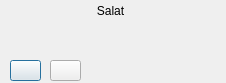
The window that Qsalat/ui/player.ui (sdizdarevic/qsalat) describes before a commit, drawn with Qt 5.
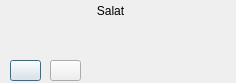
The same window after the commit.

```diff
--- a/Qsalat/ui/player.ui
+++ b/Qsalat/ui/player.ui
@@ -5,19 +5,19 @@
    <rect>
     <x>0</x>
     <y>0</y>
-    <width>226</width>
+    <width>236</width>
     <height>83</height>
    </rect>
   </property>
   <property name="minimumSize" >
    <size>
-    <width>226</width>
+    <width>236</width>
     <height>83</height>
    </size>
   </property>
   <property name="maximumSize" >
    <size>
-    <width>226</width>
+    <width>236</width>
     <height>83</height>
    </size>
   </property>
@@ -71,7 +71,7 @@
     <rect>
      <x>90</x>
      <y>50</y>
-     <width>61</width>
+     <width>41</width>
      <height>31</height>
     </rect>
    </property>
@@ -82,9 +82,9 @@
   <widget class="QFrame" name="volumeFrame" >
    <property name="geometry" >
     <rect>
-     <x>90</x>
+     <x>120</x>
      <y>50</y>
-     <width>131</width>
+     <width>111</width>
      <height>31</height>
     </rect>
    </property>
@@ -119,7 +119,7 @@
     <rect>
      <x>190</x>
      <y>20</y>
-     <width>31</width>
+     <width>41</width>
      <height>31</height>
     </rect>
    </property>
```
